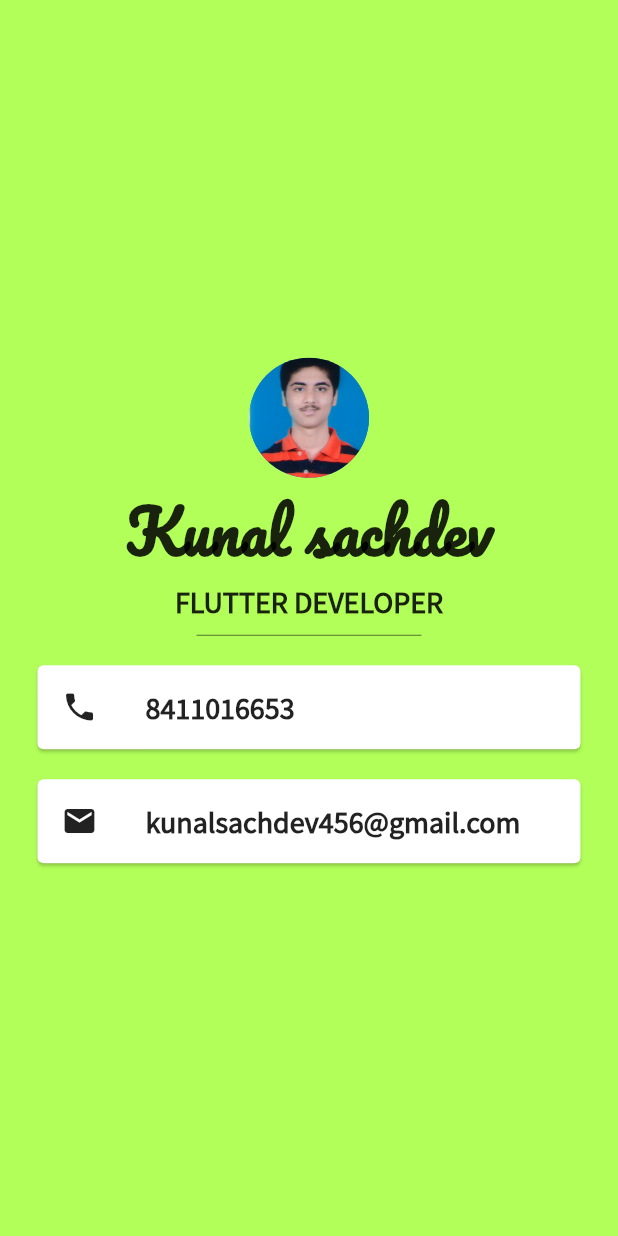
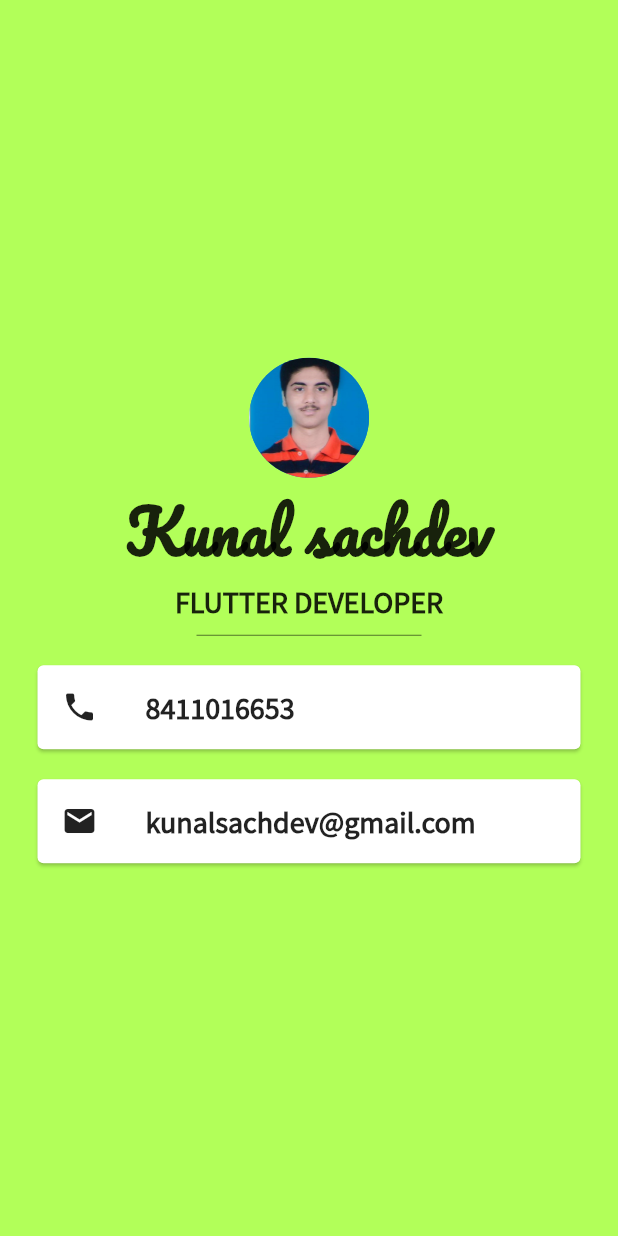
Before and after one commit to Kunal2412/business_card, a Flutter app: the screen it shows after launch, on a phone screen of 412 x 824 dp. Run offline on Flutter 3.47's test engine with Material 2 defaults, Android fonts, the phone set to English and light mode, and no system bars.

Commit message:
email changed

```diff
--- a/lib/main.dart
+++ b/lib/main.dart
@@ -71,7 +71,7 @@ class MyApp extends StatelessWidget {
                         color: Colors.black87,
                       ),
                       title: Text(
-                        'kunalsachdev456@gmail.com',
+                        'kunalsachdev@gmail.com',
                         style: TextStyle(
                           color: Colors.black87,
                           fontFamily: 'SourceSansPro',
```
